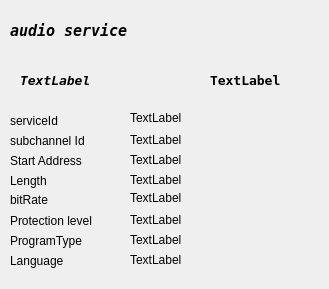
Above: forms/audio-description.ui from JvanKatwijk/sdrplayDab before the change. Below: the same form after it.
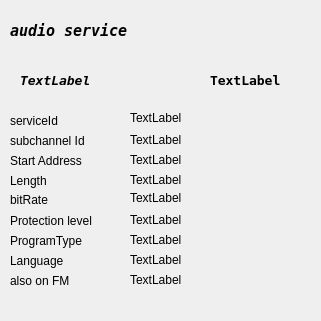
That is the form after the change.

Diff of the .ui file:
```diff
--- a/forms/audio-description.ui
+++ b/forms/audio-description.ui
@@ -6,8 +6,8 @@
    <rect>
     <x>0</x>
     <y>0</y>
-    <width>329</width>
-    <height>289</height>
+    <width>321</width>
+    <height>321</height>
    </rect>
   </property>
   <property name="windowTitle">
@@ -286,6 +286,32 @@
     <string>TextLabel</string>
    </property>
   </widget>
+  <widget class="QLabel" name="fmLabel">
+   <property name="geometry">
+    <rect>
+     <x>10</x>
+     <y>270</y>
+     <width>81</width>
+     <height>21</height>
+    </rect>
+   </property>
+   <property name="text">
+    <string>also on FM</string>
+   </property>
+  </widget>
+  <widget class="QLabel" name="fmFrequency">
+   <property name="geometry">
+    <rect>
+     <x>130</x>
+     <y>270</y>
+     <width>67</width>
+     <height>19</height>
+    </rect>
+   </property>
+   <property name="text">
+    <string>TextLabel</string>
+   </property>
+  </widget>
  </widget>
  <resources/>
  <connections/>
```
